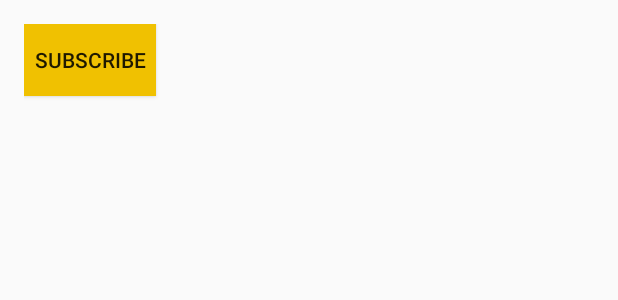
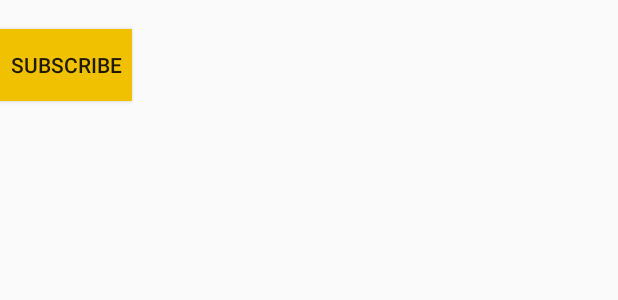
Before and after one commit to Vibeosys/FananzApp, an Android app: the layout activity_subscription.xml on its own in the app's theme, with its tools: preview values and no code run, on a phone screen of 412 x 824 dp. Shown: the top 300 px of the screen. Run offline under Robolectric (Android 15) with nearby library versions, the phone set to English and light mode, and no system bars; network calls fail.

```diff
--- a/FananzApp/app/src/main/AndroidManifest.xml
+++ b/FananzApp/app/src/main/AndroidManifest.xml
@@ -13,6 +13,7 @@
         android:allowBackup="true"
         android:icon="@mipmap/ic_launcher"
         android:label="@string/app_name"
+        android:largeHeap="true"
         android:supportsRtl="true"
         android:theme="@style/AppTheme">
         <activity
--- a/FananzApp/app/src/main/java/com/fananzapp/FananzAppApplication.java
+++ b/FananzApp/app/src/main/java/com/fananzapp/FananzAppApplication.java
@@ -1,13 +1,14 @@
 package com.fananzapp;
 
 import android.app.Application;
+import android.support.multidex.MultiDexApplication;
 
 import com.facebook.FacebookSdk;
 
 /**
  * Created by akshay on 03-01-2017.
  */
-public class FananzAppApplication extends Application {
+public class FananzAppApplication extends MultiDexApplication {
 
     @Override
     public void onCreate() {
--- a/FananzApp/app/src/main/java/com/fananzapp/adapters/SubPortfolioAdapter.java
+++ b/FananzApp/app/src/main/java/com/fananzapp/adapters/SubPortfolioAdapter.java
@@ -81,7 +81,7 @@ public class SubPortfolioAdapter extends BaseAdapter {
         viewHolder.txtCategory.setText(category);
         viewHolder.txtSubcategory.setText(subCategory);
         viewHolder.txtMinMaxPrice.setText(maxMinPrice);
-
+        //int isActive=portfolioResponse.
 
         try {
             String url = portfolioResponse.getCoverImageUrl();
--- a/FananzApp/app/src/main/java/com/fananzapp/fragments/CorporateRegFragment.java
+++ b/FananzApp/app/src/main/java/com/fananzapp/fragments/CorporateRegFragment.java
@@ -24,6 +24,7 @@ import android.widget.Toast;
 import com.android.volley.VolleyError;
 import com.fananzapp.R;
 import com.fananzapp.activities.SubscriberLoginActivity;
+import com.fananzapp.activities.SubscriptionActivity;
 import com.fananzapp.data.requestdata.BaseRequestDTO;
 import com.fananzapp.data.requestdata.RegisterSubscriberReq;
 import com.fananzapp.utils.ServerRequestToken;
@@ -190,7 +191,7 @@ public class CorporateRegFragment extends BaseFragment implements View.OnClickLi
         switch (requestToken) {
             case ServerRequestToken.REQUEST_ADD_SUBSCRIBER:
                 Log.d(TAG, "## Success Register");
-                startActivity(new Intent(getContext(), SubscriberLoginActivity.class));
+                startActivity(new Intent(getContext(), SubscriptionActivity.class));
                 getActivity().finish();
                 Toast.makeText(getContext(), getString(R.string.str_sub_register_success), Toast.LENGTH_SHORT).show();
                 break;
--- a/FananzApp/app/src/main/java/com/fananzapp/fragments/UploadImageFragment.java
+++ b/FananzApp/app/src/main/java/com/fananzapp/fragments/UploadImageFragment.java
@@ -160,6 +160,9 @@ public class UploadImageFragment extends BaseFragment implements View.OnClickLis
                 }
 
                 break;
+            case R.id.btnDelete:
+
+                break;
         }
     }
 
--- a/FananzApp/app/src/main/res/layout/activity_subscription.xml
+++ b/FananzApp/app/src/main/res/layout/activity_subscription.xml
@@ -3,11 +3,17 @@
     xmlns:tools="http://schemas.android.com/tools"
     android:layout_width="match_parent"
     android:layout_height="match_parent"
-    android:paddingBottom="@dimen/activity_vertical_margin"
-    android:paddingLeft="@dimen/activity_horizontal_margin"
-    android:paddingRight="@dimen/activity_horizontal_margin"
-    android:paddingTop="@dimen/activity_vertical_margin"
     tools:context="com.fananzapp.activities.SubscriptionActivity">
+
+    <LinearLayout
+        android:layout_width="match_parent"
+        android:layout_height="match_parent"
+        android:orientation="vertical">
+
+        <TextView
+            android:id="@+id/txtSubscription"
+            android:layout_width="wrap_content"
+            android:layout_height="wrap_content" />
 
         <Button
             android:id="@+id/btn_sign_in"
@@ -16,4 +22,6 @@
             android:background="@color/sign_in_btn"
             android:onClick="subscribeNow"
             android:text="@string/str_subscribe" />
+    </LinearLayout>
+
 </RelativeLayout>
--- a/FananzApp/app/src/main/res/values/strings.xml
+++ b/FananzApp/app/src/main/res/values/strings.xml
@@ -139,4 +139,5 @@
     <string name="str_yes">YES</string>
     <string name="str_no">NO</string>
     <string name="str_update_photos">Photo update</string>
+    <string name="str_paypal_client_id">AfzYXpuZS4hsZIRRiE1uWoXXKuHHahsFdiD4OlqdEY6RPyxRIRyow3u1CxI8HMlH0roGqq0V4ri9bNQy</string>
 </resources>
```
Also changed, not shown: FananzApp/app/build.gradle (+12 -5 lines), FananzApp/app/src/main/java/com/fananzapp/activities/SubscriptionActivity.java (+63 -2 lines). Lines whose indentation alone changed are shown as unchanged.
